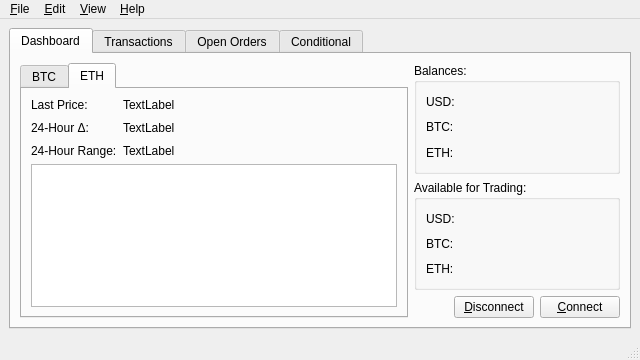
Before: the Qt Designer form src/MainWindow.ui in codymj/GeminiCryptoTrader, drawn with Qt 5.
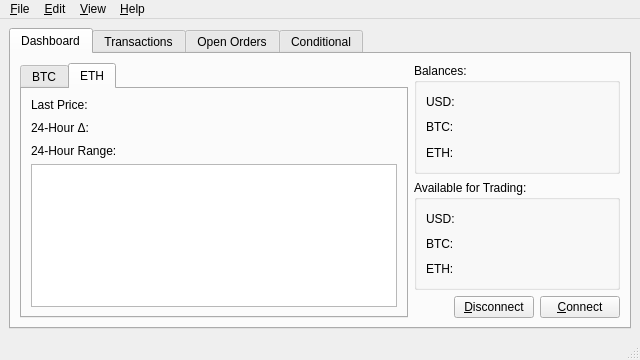
After: the same form once the commit is applied. The open tabs and pages were chosen to show the change.

What changed in the file:
```diff
--- a/src/MainWindow.ui
+++ b/src/MainWindow.ui
@@ -127,7 +127,7 @@
               <item row="0" column="1">
                <widget class="QLabel" name="ethLastPriceLabel">
                 <property name="text">
-                 <string>TextLabel</string>
+                 <string/>
                 </property>
                </widget>
               </item>
@@ -148,7 +148,7 @@
               <item row="1" column="1">
                <widget class="QLabel" name="ethDeltaLabel">
                 <property name="text">
-                 <string>TextLabel</string>
+                 <string/>
                 </property>
                </widget>
               </item>
@@ -162,7 +162,7 @@
               <item row="2" column="1">
                <widget class="QLabel" name="ethRangeLabel">
                 <property name="text">
-                 <string>TextLabel</string>
+                 <string/>
                 </property>
                </widget>
               </item>
```
